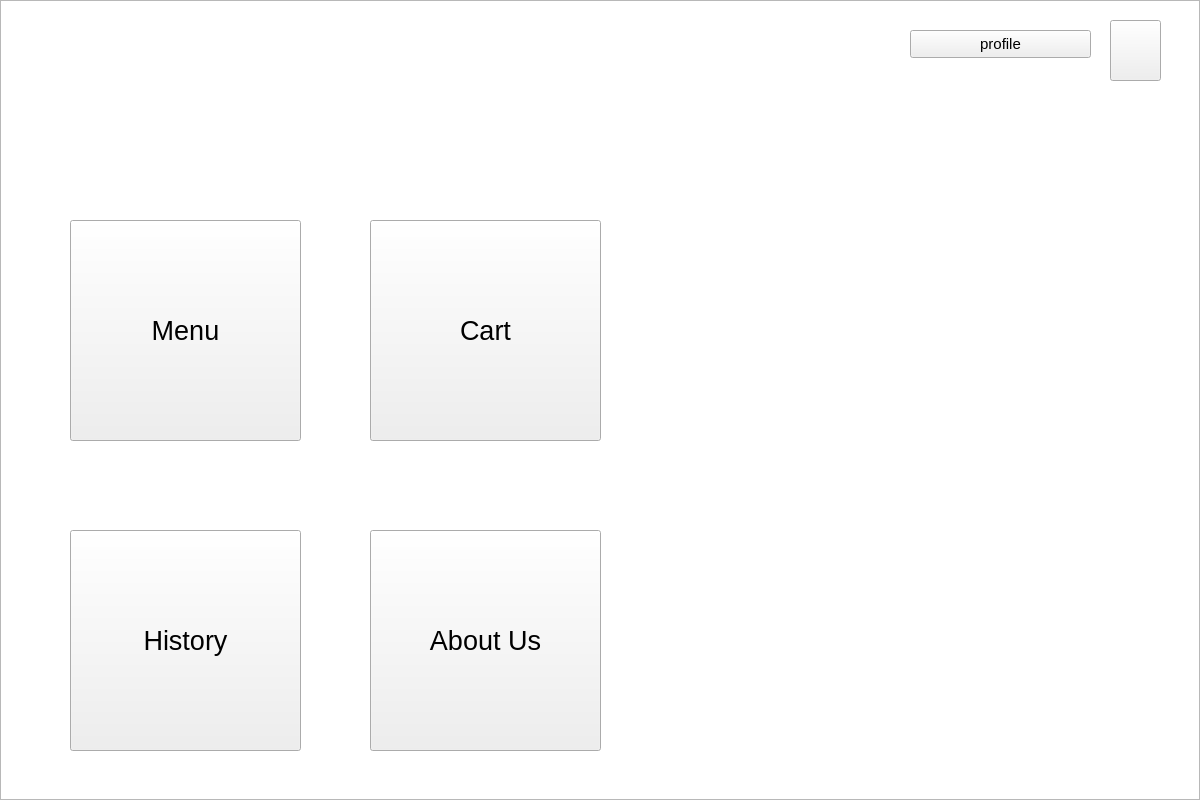
The window that FoodiePalace_Customer/mainwindow.ui (Creed667/FoodiePalaceCustomer) describes before a commit, drawn with Qt 5.
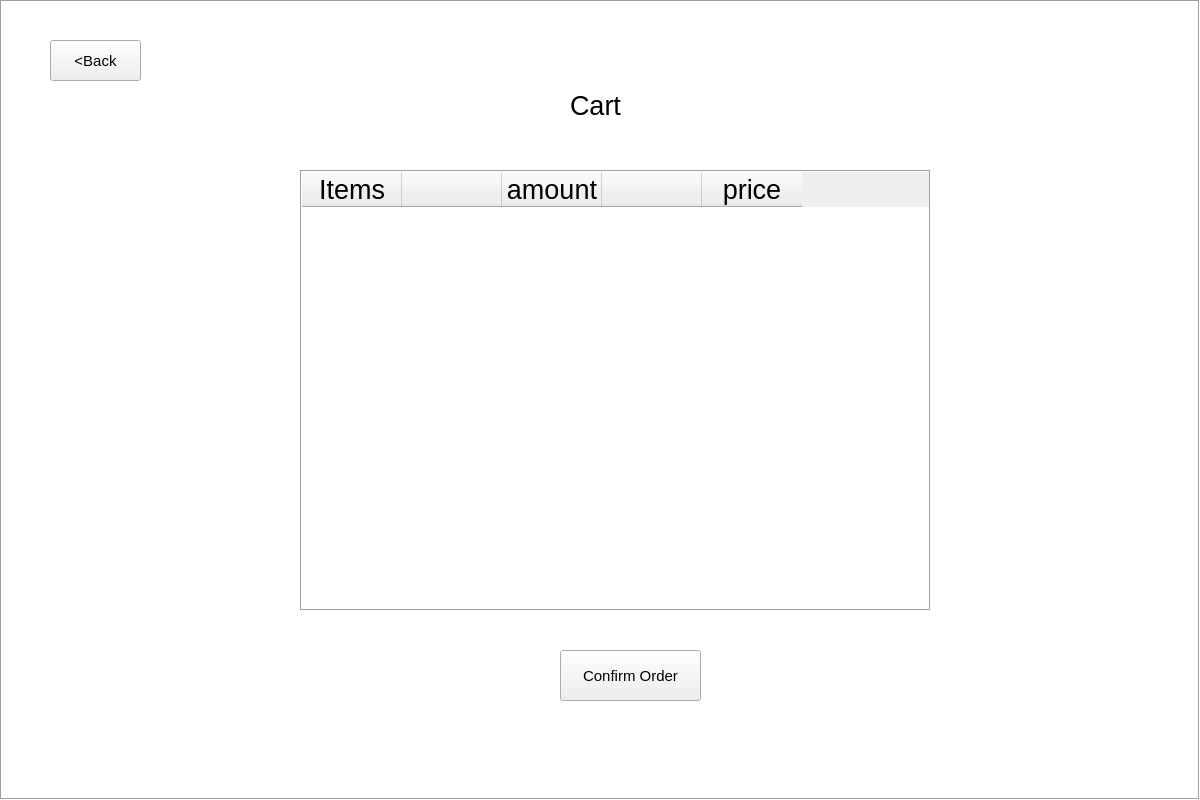
The same window after the commit. The open tabs and pages were chosen to show the change. Icons and pictures are not drawn.

Commit message: cart page added

```diff
--- a/FoodiePalace_Customer/mainwindow.ui
+++ b/FoodiePalace_Customer/mainwindow.ui
@@ -758,7 +758,7 @@
         <x>910</x>
         <y>30</y>
         <width>181</width>
-        <height>28</height>
+        <height>30</height>
        </rect>
       </property>
       <property name="font">
@@ -776,9 +776,12 @@
         <x>1110</x>
         <y>20</y>
         <width>51</width>
-        <height>61</height>
+        <height>51</height>
        </rect>
       </property>
+      <property name="styleSheet">
+       <string notr="true">border-image: url(:/img/resource/icons8-exit-100.png);</string>
+      </property>
       <property name="text">
        <string/>
       </property>
@@ -836,6 +839,215 @@
       </property>
      </widget>
     </widget>
+    <widget class="QWidget" name="menuPage">
+     <widget class="QGraphicsView" name="manuPageGraphicsView">
+      <property name="geometry">
+       <rect>
+        <x>0</x>
+        <y>0</y>
+        <width>1200</width>
+        <height>800</height>
+       </rect>
+      </property>
+     </widget>
+     <widget class="QListView" name="menuListFoodView">
+      <property name="geometry">
+       <rect>
+        <x>300</x>
+        <y>170</y>
+        <width>451</width>
+        <height>561</height>
+       </rect>
+      </property>
+      <property name="styleSheet">
+       <string notr="true"/>
+      </property>
+     </widget>
+     <widget class="QPushButton" name="cartView">
+      <property name="geometry">
+       <rect>
+        <x>1090</x>
+        <y>40</y>
+        <width>51</width>
+        <height>51</height>
+       </rect>
+      </property>
+      <property name="text">
+       <string/>
+      </property>
+     </widget>
+     <widget class="QLabel" name="orderCountLabel">
+      <property name="geometry">
+       <rect>
+        <x>1128</x>
+        <y>31</y>
+        <width>24</width>
+        <height>24</height>
+       </rect>
+      </property>
+      <property name="font">
+       <font>
+        <pointsize>10</pointsize>
+        <bold>true</bold>
+       </font>
+      </property>
+      <property name="styleSheet">
+       <string notr="true">border-image: url(:/img/resource/toppng.com-red-circle-2000x2000.png);</string>
+      </property>
+      <property name="frameShape">
+       <enum>QFrame::Box</enum>
+      </property>
+      <property name="text">
+       <string>11</string>
+      </property>
+      <property name="alignment">
+       <set>Qt::AlignCenter</set>
+      </property>
+     </widget>
+     <widget class="QPushButton" name="pushButton">
+      <property name="geometry">
+       <rect>
+        <x>40</x>
+        <y>40</y>
+        <width>95</width>
+        <height>37</height>
+       </rect>
+      </property>
+      <property name="font">
+       <font>
+        <pointsize>11</pointsize>
+       </font>
+      </property>
+      <property name="text">
+       <string>&lt;Back</string>
+      </property>
+     </widget>
+     <widget class="QLabel" name="menuPageTitle">
+      <property name="geometry">
+       <rect>
+        <x>440</x>
+        <y>90</y>
+        <width>181</width>
+        <height>61</height>
+       </rect>
+      </property>
+      <property name="text">
+       <string>Food Menu</string>
+      </property>
+     </widget>
+    </widget>
+    <widget class="QWidget" name="cartViewPage">
+     <widget class="QGraphicsView" name="cartPageGraphicsView">
+      <property name="geometry">
+       <rect>
+        <x>0</x>
+        <y>0</y>
+        <width>1200</width>
+        <height>800</height>
+       </rect>
+      </property>
+      <property name="frameShape">
+       <enum>QFrame::Box</enum>
+      </property>
+     </widget>
+     <widget class="QTableWidget" name="cartItemTableView">
+      <property name="geometry">
+       <rect>
+        <x>300</x>
+        <y>170</y>
+        <width>631</width>
+        <height>441</height>
+       </rect>
+      </property>
+      <property name="frameShape">
+       <enum>QFrame::Box</enum>
+      </property>
+      <property name="showGrid">
+       <bool>true</bool>
+      </property>
+      <property name="gridStyle">
+       <enum>Qt::NoPen</enum>
+      </property>
+      <attribute name="horizontalHeaderCascadingSectionResizes">
+       <bool>false</bool>
+      </attribute>
+      <column>
+       <property name="text">
+        <string>Items</string>
+       </property>
+      </column>
+      <column>
+       <property name="text">
+        <string/>
+       </property>
+      </column>
+      <column>
+       <property name="text">
+        <string>amount</string>
+       </property>
+      </column>
+      <column>
+       <property name="text">
+        <string/>
+       </property>
+      </column>
+      <column>
+       <property name="text">
+        <string>price</string>
+       </property>
+      </column>
+     </widget>
+     <widget class="QLabel" name="cartPageTitle">
+      <property name="geometry">
+       <rect>
+        <x>570</x>
+        <y>80</y>
+        <width>71</width>
+        <height>51</height>
+       </rect>
+      </property>
+      <property name="text">
+       <string>Cart</string>
+      </property>
+     </widget>
+     <widget class="QPushButton" name="cartPageBackButton">
+      <property name="geometry">
+       <rect>
+        <x>50</x>
+        <y>40</y>
+        <width>91</width>
+        <height>41</height>
+       </rect>
+      </property>
+      <property name="font">
+       <font>
+        <pointsize>11</pointsize>
+       </font>
+      </property>
+      <property name="text">
+       <string>&lt;Back</string>
+      </property>
+     </widget>
+     <widget class="QPushButton" name="confirmOrderButton">
+      <property name="geometry">
+       <rect>
+        <x>560</x>
+        <y>650</y>
+        <width>141</width>
+        <height>51</height>
+       </rect>
+      </property>
+      <property name="font">
+       <font>
+        <pointsize>11</pointsize>
+       </font>
+      </property>
+      <property name="text">
+       <string>Confirm Order</string>
+      </property>
+     </widget>
+    </widget>
+    <widget class="QWidget" name="profileEdit"/>
    </widget>
   </widget>
  </widget>
```
Left out of the diff: 29 changed lines with no effect on the pictures. The commit also changes 4 other files.
